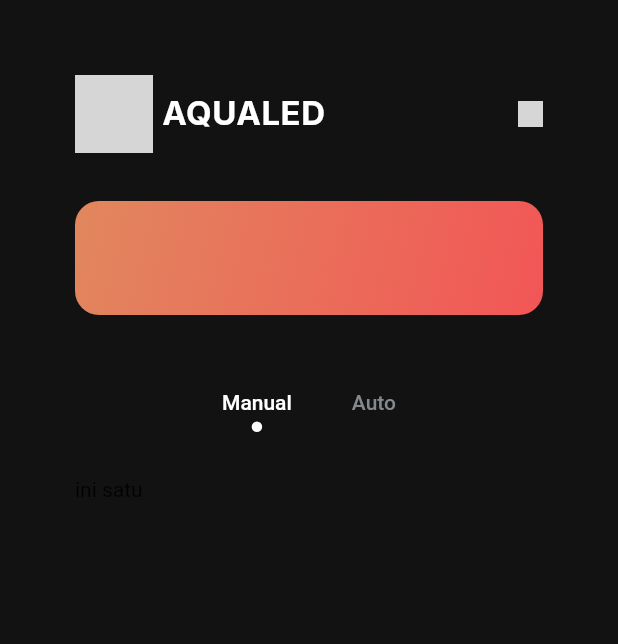
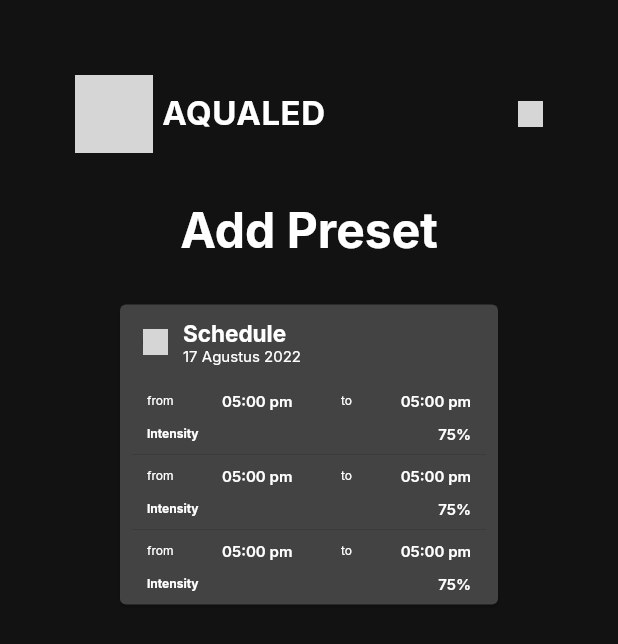
Before and after one commit to Kofrom506/Aquascape_Exercise-, a Flutter app: the screen it shows after launch, on a phone screen of 412 x 824 dp. Shown: the top 644 px of the screen. Run offline on Flutter 3.47's test engine with Material 2 defaults, Android fonts, the phone set to English and light mode, and no system bars; our stand-ins replace google_fonts; grey boxes are pictures that could not be loaded.

Commit message:
Model Data+Update addPreset Page

```diff
--- /dev/null
+++ b/lib/Model/presetModel.dart
@@ -0,0 +1,30 @@
+
+class Presets {
+  static List<PresetViewDetail> listOfPresets=[PresetViewDetail("Preset1", DateTime.parse('1969-07-20 20:18:04Z'),  DateTime.parse('1969-07-20 20:18:04Z'), 50.0)];
+  // static var listOfPresets=[];
+  // Presets ({
+  //   this.listOfPresets=[PresetViewDetail("Preset1", DateTime.parse('1969-07-20 20:18:04Z'),  DateTime.parse('1969-07-20 20:18:04Z'), 50.0)]
+  // });
+}
+
+class PresetViewDetail {
+  String? namePreset;
+  DateTime? startActive;
+  DateTime? endActive;
+  double? intensity;
+
+  PresetViewDetail(String namePreset, DateTime startActive, DateTime endActive,
+      double intensity) {
+    this.namePreset = namePreset;
+    this.startActive = startActive;
+    this.endActive = endActive;
+    this.intensity = intensity;
+
+    void printer(){
+      print(namePreset);
+      print(startActive);
+      print(endActive);
+      print(intensity);
+    }
+  }
+}
--- a/lib/main.dart
+++ b/lib/main.dart
@@ -1,5 +1,6 @@
 import 'package:flutter/material.dart';
-import 'ui/pages/auto_page.dart';
+import 'ui/pages/automatic/auto_page.dart';
+import 'ui/pages/automatic/addPresetView.dart';
 
 void main() {
   runApp(MyApp());
@@ -11,7 +12,7 @@
     return MaterialApp(
       debugShowCheckedModeBanner: false,
       routes: {
-        '/': (context) => AutoPage(),
+        '/': (context) => AddPresetPage(),
       },
     );
   }
--- a/lib/shared/theme.dart
+++ b/lib/shared/theme.dart
@@ -40,6 +40,7 @@
 //Font
 TextStyle WhiteFont = GoogleFonts.inter(color: cWhiteColor);
 TextStyle greyFont = GoogleFonts.inter(color: cManualGreyColor);
+TextStyle blackFont = GoogleFonts.inter(color: cBlackColor);
 
 //Font weight
 FontWeight light = FontWeight.w300;
--- /dev/null
+++ b/lib/ui/pages/automatic/addPresetView.dart
@@ -0,0 +1,210 @@
+import 'package:flutter/material.dart';
+import 'package:aquascape_exercise/shared/theme.dart';
+import 'package:aquascape_exercise/Model/presetModel.dart';
+
+class AddPresetPage extends StatelessWidget {
+  final List<String> entries = <String>['A', 'B', 'C'];
+  final List<int> colorCodes = <int>[600, 500, 100];
+
+  @override
+  Widget build(BuildContext context) {
+    return Scaffold(
+
+      backgroundColor: cBlackColor,
+      body: ListView(children: [
+        Container(
+          margin: EdgeInsets.all(defaultMargin),
+          child: Column(
+            mainAxisAlignment: MainAxisAlignment.center,
+            children: [
+              Row(
+                children: [
+                  Expanded(
+                      child: Row(
+                    children: [
+                      Container(
+
+                        width: smallLogo,
+                        height: smallLogo,
+                        decoration: BoxDecoration(
+                            image: DecorationImage(
+                                image: AssetImage('logo.png'),
+                                fit: BoxFit.cover)),
+                      ),
+                      SizedBox(
+                        width: 6,
+                      ),
+                      Text(
+                        'AQUALED',
+                        style: WhiteFont.copyWith(
+                            fontSize: 22,
+                            fontWeight: bold,
+                            letterSpacing: 0.35),
+                      ),
+                    ],
+                  )),
+                  Container(
+                    width: 17,
+                    height: 17,
+                    decoration: BoxDecoration(
+                        image: DecorationImage(
+                            image: AssetImage('setting.png'),
+                            fit: BoxFit.cover)),
+                  ),
+                ],
+              ),
+              SizedBox(height: 32),
+              Text(
+                'Add Preset',
+                textAlign: TextAlign.end,
+                style: WhiteFont.copyWith(fontSize: 32, fontWeight: bold),
+              ),
+              Container(
+                width: double.infinity,
+                child: Card(
+                  margin: EdgeInsets.symmetric(horizontal: 30, vertical: 30),
+                  color: cGreyColor,
+                  child: Column(
+                    mainAxisAlignment: MainAxisAlignment.spaceEvenly,
+                    children: [
+                      SizedBox(height: 10),
+                      Row(
+                        mainAxisAlignment: MainAxisAlignment.start,
+                        children: [
+                          SizedBox(width: 15),
+                          Container(
+                            // padding: EdgeInsets.all(20),
+                            width: 17,
+                            height: 17,
+                            padding: EdgeInsets.all(20),
+                            decoration: BoxDecoration(
+
+
+                              shape: BoxShape.circle,
+                                // borderRadius:  BorderRadiusDirectional.all(20),
+                                color: cDarkGreyColor,
+
+                                image: DecorationImage(
+
+                                  image: AssetImage('setting.png'),
+                                  fit: BoxFit.cover,
+
+                                )),
+                                // image: DecorationImage(
+                                //     image: AssetImage('setting.png'),
+                                //     fit: BoxFit.cover)),
+                          ),
+                          SizedBox(width: 10),
+                          Column(
+                            crossAxisAlignment: CrossAxisAlignment.start,
+                            mainAxisAlignment: MainAxisAlignment.spaceEvenly,
+                            children: [
+                              Text(
+                                'Schedule',
+                                textAlign: TextAlign.start,
+                                style: WhiteFont.copyWith(
+                                    fontSize: 15, fontWeight: bold),
+                              ),
+                              Text(
+                                '17 Agustus 2022',
+                                textAlign: TextAlign.start,
+                                style: WhiteFont.copyWith(
+                                    fontSize: 10, fontWeight: FontWeight.normal)
+                                ),
+                            ],
+                          ),
+
+                        ],
+                      ),
+                      SizedBox(height: 10),
+                      ListView.separated(
+                        padding: const EdgeInsets.all(8),
+                        itemCount: entries.length,
+                        physics: const NeverScrollableScrollPhysics(),
+                        shrinkWrap: true,
+                        itemBuilder: (BuildContext context, int index) {
+                          return Container(
+                            padding: EdgeInsets.symmetric(horizontal: 10),
+                            child: Column(
+                              children: [
+                                Row(
+                                  mainAxisSize: MainAxisSize.max,
+                                  mainAxisAlignment: MainAxisAlignment.spaceBetween,
+
+                                  children: [
+                                    Text("from",
+                                        style: WhiteFont.copyWith(
+                                            fontSize: 8, fontWeight: FontWeight.normal)),
+                                    Text("05:00 pm",
+                                        style: WhiteFont.copyWith(
+                                            fontSize: 10, fontWeight: semiBold)),
+                                    Text("to",
+                                        style: WhiteFont.copyWith(
+                                            fontSize: 8, fontWeight: FontWeight.normal)),
+                                    Text("05:00 pm",
+                                        style: WhiteFont.copyWith(
+                                            fontSize: 10, fontWeight: semiBold)),
+                                  ],
+                                ),
+                                SizedBox(height: 10),
+                                Row(
+                                  mainAxisSize: MainAxisSize.max,
+                                  mainAxisAlignment: MainAxisAlignment.spaceBetween,
+                                  children: [
+                                    Text("Intensity",
+                                        style: WhiteFont.copyWith(
+                                            fontSize: 8, fontWeight: bold)),
+                                    Text("75%",
+                                        textAlign:TextAlign.end,
+                                        style: WhiteFont.copyWith(
+                                            fontSize: 10, fontWeight: semiBold)
+                                    ),
+                                  ],
+                                ),
+
+                              ],
+
+
+
+                            ),
+                          );
+                        },
+                        separatorBuilder: (BuildContext context, int index) =>
+                            const Divider(),
+                      ),
+                    ],
+                  ),
+                ),
+              ),
+            ],
+          ),
+        ),
+      ]),
+    );
+    //
+  }
+}
+
+class _Slider extends StatefulWidget {
+  @override
+  __SliderState createState() => __SliderState();
+}
+
+class __SliderState extends State<_Slider> {
+  @override
+  Widget build(BuildContext context) {
+    return Container();
+  }
+}
+
+// class  extends StatefulWidget {
+//   @override
+//   _State createState() => _State();
+// }
+//
+// class _State extends State<> {
+//   @override
+//   Widget build(BuildContext context) {
+//     return Container();
+//   }
+// }
--- a/lib/ui/pages/auto_page.dart
+++ b/lib/ui/pages/automatic/auto_page.dart
@@ -1,25 +1,21 @@
 import 'package:aquascape_exercise/shared/theme.dart';
 import 'package:flutter/material.dart';
+import '../decorator.dart';
 
 class AutoPage extends StatefulWidget {
   const AutoPage({Key? key}) : super(key: key);
-
   @override
   _AutoPageState createState() => _AutoPageState();
 }
-
 class _AutoPageState extends State<AutoPage> with TickerProviderStateMixin {
   TabController? _tabController;
   //buat state nantinya
   double scheduleCount = 2;
-
   @override
   void initState() {
     _tabController = TabController(length: 2, vsync: this, initialIndex: 0);
-
     super.initState();
   }
-
   @override
   Widget build(BuildContext context) {
     Widget addSchedule() {
@@ -153,32 +149,3 @@
     );
   }
 }
-
-class _CirclePainter extends BoxPainter {
-  final double radius;
-  late Color color;
-
-  _CirclePainter({required this.color, required this.radius});
-  @override
-  void paint(Canvas canvas, Offset offset, ImageConfiguration cfg) {
-    late Paint _paint;
-    _paint = Paint()..color = color;
-    _paint = _paint..isAntiAlias = true;
-    final Offset circleOffset =
-        offset + Offset(cfg.size!.width / 2, cfg.size!.height - radius);
-    canvas.drawCircle(circleOffset, radius, _paint);
-  }
-}
-
-class CircleTabIndicator extends Decoration {
-  final Color color;
-  final double radius;
-
-  CircleTabIndicator({required this.color, required this.radius});
-  //override createBoxPainter
-
-  @override
-  BoxPainter createBoxPainter([VoidCallback? onChanged]) {
-    return _CirclePainter(color: color, radius: radius);
-  }
-}
--- /dev/null
+++ b/lib/ui/pages/decorator.dart
@@ -0,0 +1,29 @@
+import 'package:flutter/material.dart';
+class _CirclePainter extends BoxPainter {
+  final double radius;
+  late Color color;
+
+  _CirclePainter({required this.color, required this.radius});
+  @override
+  void paint(Canvas canvas, Offset offset, ImageConfiguration cfg) {
+    late Paint _paint;
+    _paint = Paint()..color = color;
+    _paint = _paint..isAntiAlias = true;
+    final Offset circleOffset =
+        offset + Offset(cfg.size!.width / 2, cfg.size!.height - radius);
+    canvas.drawCircle(circleOffset, radius, _paint);
+  }
+}
+
+class CircleTabIndicator extends Decoration {
+  final Color color;
+  final double radius;
+
+  CircleTabIndicator({required this.color, required this.radius});
+  //override createBoxPainter
+
+  @override
+  BoxPainter createBoxPainter([VoidCallback? onChanged]) {
+    return _CirclePainter(color: color, radius: radius);
+  }
+}
```
Also changed, not shown: pubspec.lock.
